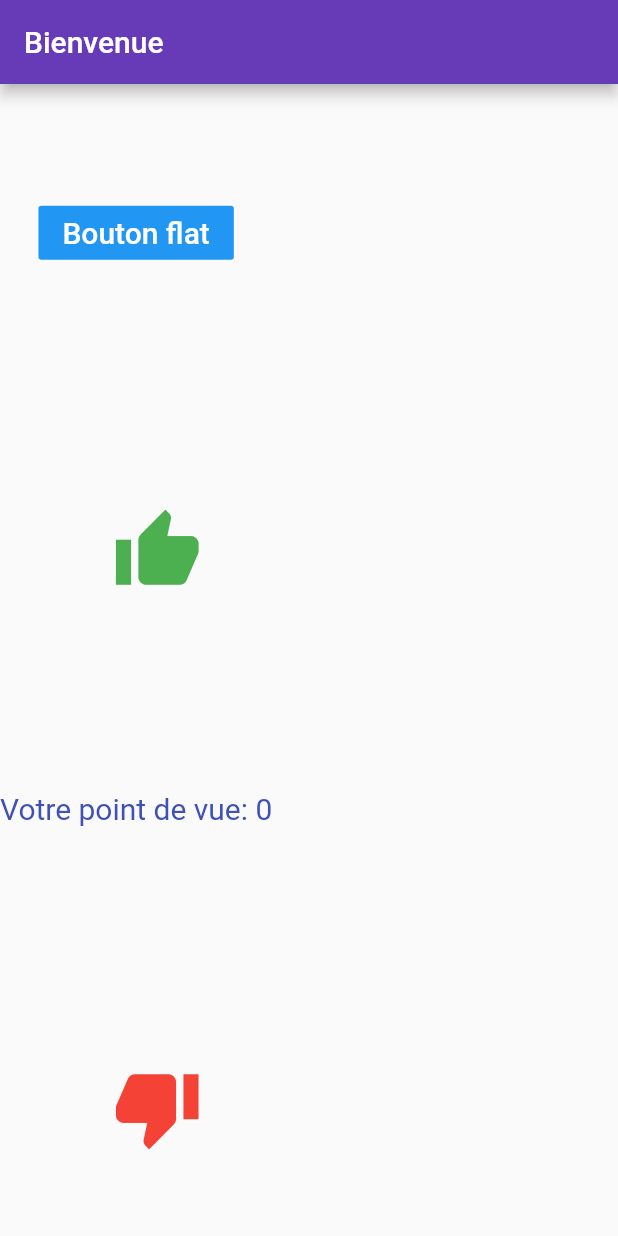
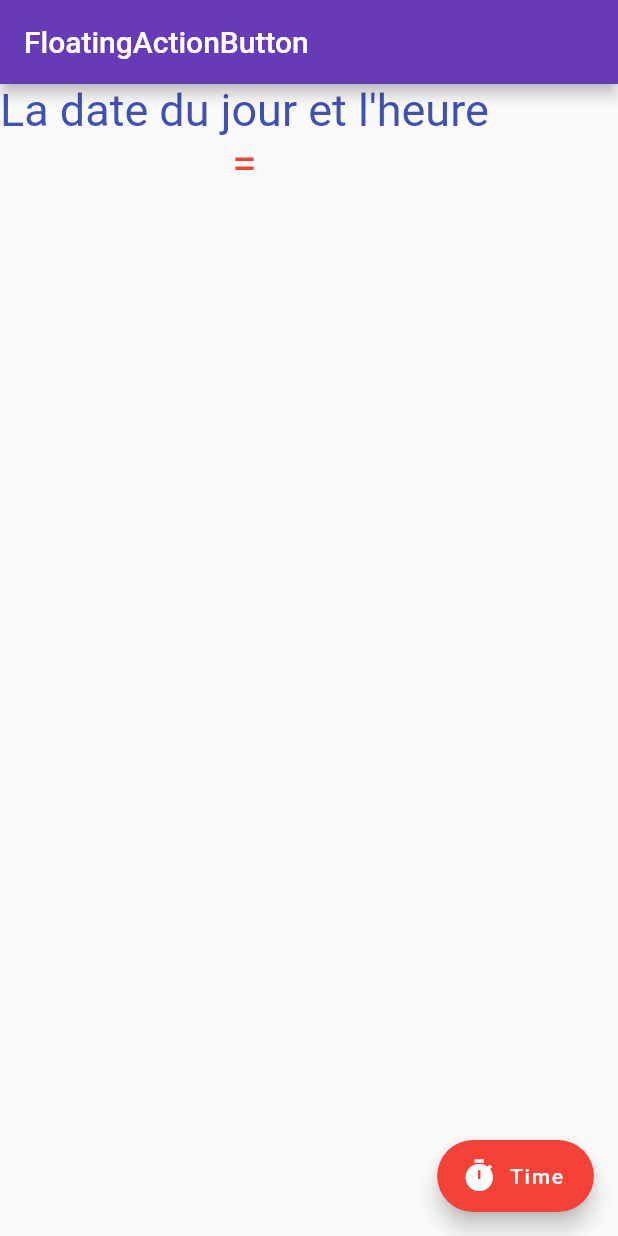
Before and after one commit to JamelChatti/NewProject, a Flutter app: the screen it shows after launch, on a phone screen of 412 x 824 dp. Run offline on Flutter 3.47's test engine with Material 2 defaults, Android fonts, the phone set to English and light mode, and no system bars.

```diff
--- a/lib/main.dart
+++ b/lib/main.dart
@@ -1,9 +1,8 @@
 import 'package:flutter/material.dart';
 
-void main()=> runApp(MyApp());
+void main() => runApp(MyApp());
 
 class MyApp extends StatelessWidget {
-
   @override
   Widget build(BuildContext context) {
     return MaterialApp(
@@ -11,7 +10,7 @@ class MyApp extends StatelessWidget {
       theme: ThemeData(
         primarySwatch: Colors.deepPurple,
       ),
-        home: GestionFacture(),
+      home: GestionFacture(),
     );
   }
 }
@@ -22,59 +21,48 @@ class GestionFacture extends StatefulWidget {
 }
 
 class _GestionFactureState extends State<GestionFacture> {
-  int note = 0;
+  String value = '';
 
-@override
+  void onshow() {
+    setState(() {
+      value = new DateTime.now().toString();
+    });
+  }
 
+  @override
   @override
   Widget build(BuildContext context) {
     return Scaffold(
       appBar: AppBar(
-        title: Text('Bienvenue'),
+        title: Text('FloatingActionButton'),
       ),
-      body:  Column(
-        mainAxisAlignment: MainAxisAlignment.spaceAround,
-      children: <Widget> [
-        FlatButton(
-          onPressed: (){
-            debugPrint('---Bouton flat ok-----');
-              },
-          child: Text('Bouton flat', style: TextStyle(color: Colors.white, fontSize: 20,),),
-          color: Colors.blue,
+      body: Column(
+        children: <Widget>[
+          Text(
+            'La date du jour et l\'heure' ,
+            style: TextStyle(
+              fontSize: 30,
+              color: Colors.indigo,
+            ),
+            textAlign: TextAlign.center,
+                      ),
+           Text(
+        '= $value',
+        style: TextStyle(
+          fontSize: 30,
+          color: Colors.red,
         ),
-
-        IconButton(
-          icon: Icon(Icons.thumb_up, color: Colors.green, size: 60,),
-          tooltip: 'j\'aime',
-          onPressed: (){
-            setState(() {
-
-            });
-            note+=1;
-          },
-        ),
-
-
-        Text('Votre point de vue: $note', style: TextStyle(color: Colors.indigo, fontSize: 20,),
-
-        ),
-
-
-        IconButton(
-          icon: Icon(Icons.thumb_down, color: Colors.red, size: 60,),
-          tooltip: 'je n\'aime pas ',
-          onPressed: (){
-            setState(() {
-
-            });
-            note-=1;
-          },
-        ),
-
-
-      ],
+        textAlign: TextAlign.center,
+           )
+        ],
+      ),
+      floatingActionButton: FloatingActionButton.extended(
+        onPressed: onshow,
+        backgroundColor: Colors.red,
+        label: Text('Time'),
+        icon: Icon(Icons.timer),
+        //child: Icon(Icons.timer),
       ),
     );
-
   }
 }
```
